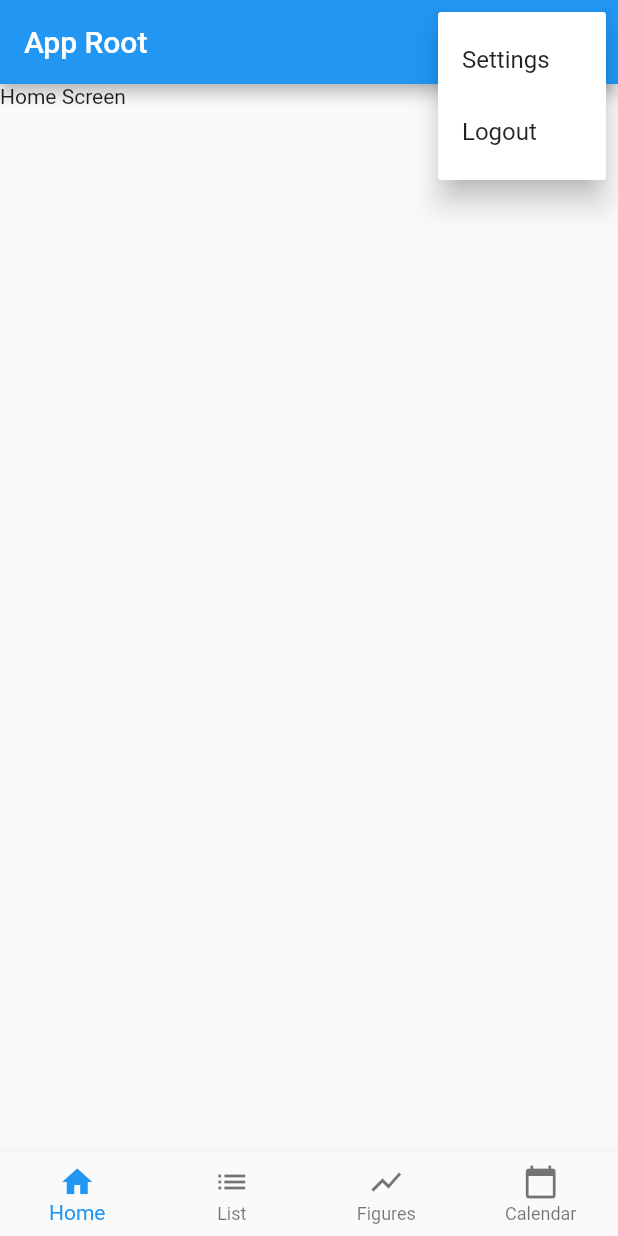
After one commit to rosscraw/respite_band, a Flutter app: the screen it shows after launch, after a tap on the "more vert" icon, on a phone screen of 412 x 824 dp. The commit adds this screen. Run offline on Flutter 3.47's test engine with Material 2 defaults, Android fonts, the phone set to English and light mode, and no system bars.

Commit message:
Created initial screens and navigation for application.

```diff
--- /dev/null
+++ b/lib/views/app_root.dart
@@ -0,0 +1,40 @@
+import 'package:checklist/views/home/home_screen.dart';
+import 'package:checklist/views/navigation/navigation_bar.dart';
+import 'package:flutter/material.dart';
+
+class AppRoot extends StatefulWidget {
+  @override
+  _AppRootState createState() => _AppRootState();
+}
+
+class _AppRootState extends State<AppRoot> {
+  @override
+  Widget build(BuildContext context) {
+    return Scaffold(
+      appBar: AppBar(
+        title: Text("App Root"),
+        actions: <Widget>[
+          popupMenuButton(),
+        ],
+      ),
+      body: NavigationBar(),
+    );
+  }
+
+  /// PopUp Menu button for the app bar.
+  /// Allows user to access settings and Log out of application.
+  PopupMenuButton popupMenuButton() {
+    return PopupMenuButton<String>(
+      itemBuilder: (BuildContext context) {
+        return {'Settings', 'Logout'}.map((String choice) {
+          return PopupMenuItem<String>(
+            value: choice,
+            child: Text(choice),
+          );
+        }).toList();
+      },
+    );
+  }
+
+
+}
--- /dev/null
+++ b/lib/views/home/home_screen.dart
@@ -0,0 +1,19 @@
+import 'package:flutter/material.dart';
+
+class HomeScreen extends StatefulWidget {
+  HomeScreen({Key key, this.title}) : super(key: key);
+
+  final String title;
+
+  @override
+  _HomeScreenState createState() => _HomeScreenState();
+}
+
+class _HomeScreenState extends State<HomeScreen> {
+  @override
+  Widget build(BuildContext context) {
+    return Container(
+      child: Text(widget.title),
+    );
+  }
+}
--- /dev/null
+++ b/lib/views/navigation/navigation_bar.dart
@@ -0,0 +1,61 @@
+import 'package:checklist/views/calendar/calendar_screen.dart';
+import 'package:checklist/views/figures/figures_screen.dart';
+import 'package:checklist/views/home/home_screen.dart';
+import 'package:checklist/views/list/list_screen.dart';
+import 'package:flutter/material.dart';
+
+class NavigationBar extends StatefulWidget {
+  @override
+  _NavigationBarState createState() => _NavigationBarState();
+}
+
+class _NavigationBarState extends State<NavigationBar> {
+
+  int _currentIndex = 0;
+
+  final List<Widget> _navTabs = [
+    HomeScreen(title: 'Home Screen', key: PageStorageKey('Home')),
+    ListScreen(title: 'List Screen', key: PageStorageKey('List')),
+    FiguresScreen(title: 'Figures Screen', key: PageStorageKey('Figures')),
+    CalendarScreen(title: 'Calendar Screen', key: PageStorageKey('Calendar'))
+  ];
+
+  final PageStorageBucket bucket = PageStorageBucket();
+
+  @override
+  Widget build(BuildContext context) {
+    return Scaffold(
+      body: PageStorage(
+        child: _navTabs[_currentIndex],
+        bucket: bucket,
+      ),
+      bottomNavigationBar: BottomNavigationBar(
+        type: BottomNavigationBarType.fixed,
+        onTap: onTabTapped,
+        currentIndex:
+        _currentIndex, // this will be set when a new tab is tapped
+        items: [
+          BottomNavigationBarItem(
+            icon: new Icon(Icons.home),
+            title: new Text('Home'),
+          ),
+          BottomNavigationBarItem(
+            icon: new Icon(Icons.list),
+            title: new Text('List'),
+          ),
+          BottomNavigationBarItem(
+              icon: Icon(Icons.show_chart), title: Text('Figures')),
+          BottomNavigationBarItem(
+              icon: Icon(Icons.calendar_today), title: Text('Calendar')),
+        ],
+      ),
+    );
+  }
+
+  /// Sets the state so that the current index is that of the tab tapped in the bottom navigation bar.
+  void onTabTapped(int index) {
+    setState(() {
+      _currentIndex = index;
+    });
+  }
+}
```
Also changed, not shown: lib/main.dart (+3 -98 lines), lib/views/calendar/calendar_screen.dart (added, +19 -0 lines), lib/views/figures/figures_screen.dart (added, +19 -0 lines), lib/views/list/list_screen.dart (added, +19 -0 lines).
